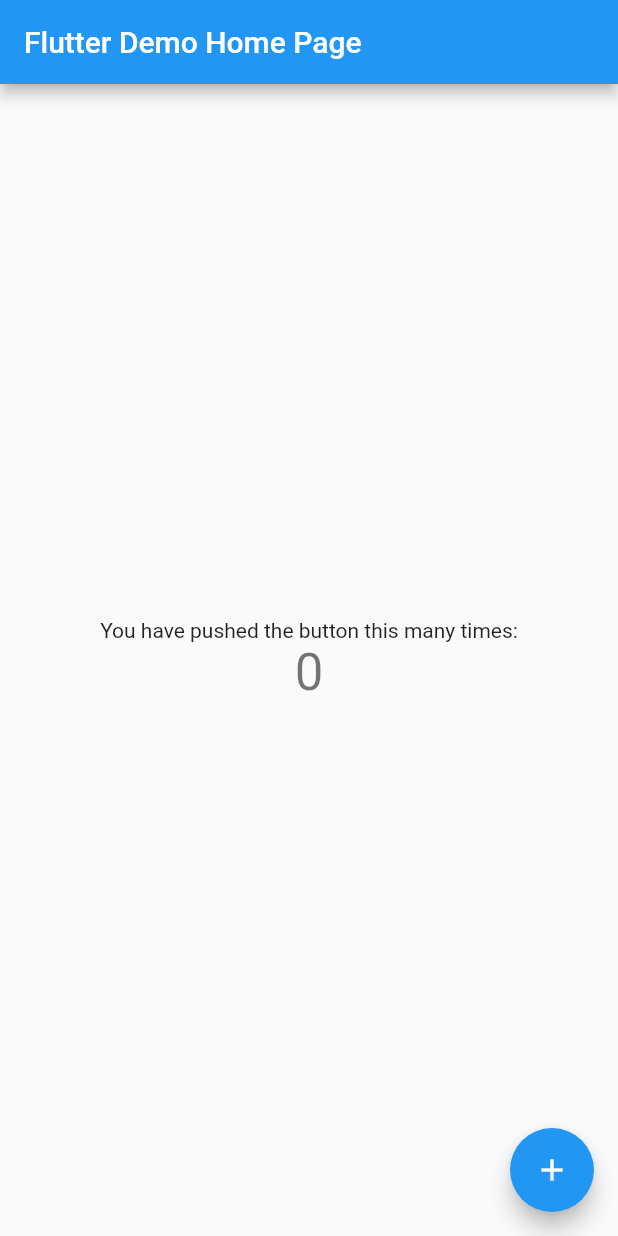
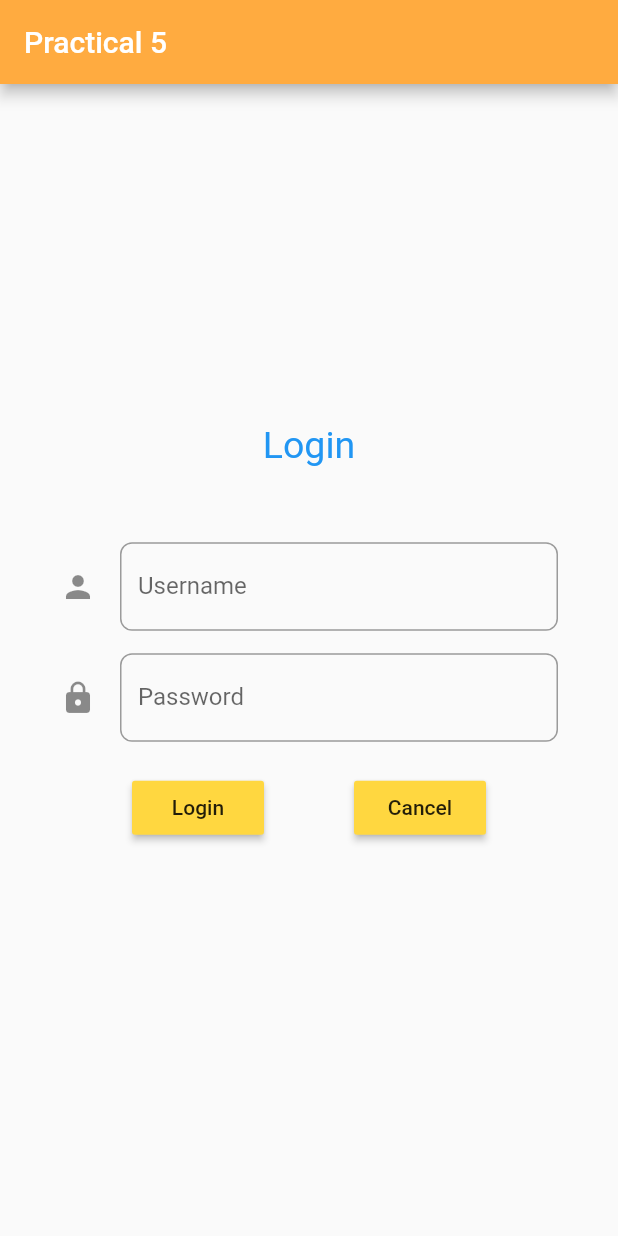
Before and after one commit to rdtank/WCMC, a Flutter app: the screen it shows after launch, on a phone screen of 412 x 824 dp. Run offline on Flutter 3.47's test engine with Material 2 defaults, Android fonts, the phone set to English and light mode, and no system bars; our stand-ins replace fluttertoast.

Commit message:
Practical 5

```diff
--- a/practical_5/lib/main.dart
+++ b/practical_5/lib/main.dart
@@ -1,111 +1,139 @@
 import 'package:flutter/material.dart';
+import 'package:flutter/services.dart';
 
 void main() => runApp(MyApp());
 
 class MyApp extends StatelessWidget {
-  // This widget is the root of your application.
   @override
   Widget build(BuildContext context) {
     return MaterialApp(
-      title: 'Flutter Demo',
-      theme: ThemeData(
-        // This is the theme of your application.
-        //
-        // Try running your application with "flutter run". You'll see the
-        // application has a blue toolbar. Then, without quitting the app, try
-        // changing the primarySwatch below to Colors.green and then invoke
-        // "hot reload" (press "r" in the console where you ran "flutter run",
-        // or simply save your changes to "hot reload" in a Flutter IDE).
-        // Notice that the counter didn't reset back to zero; the application
-        // is not restarted.
-        primarySwatch: Colors.blue,
-      ),
-      home: MyHomePage(title: 'Flutter Demo Home Page'),
-    );
+        title: 'Practical 5',
+        home: Scaffold(
+          appBar: AppBar(
+            title: Text('Practical 5'),
+            backgroundColor: Colors.orangeAccent,
+          ),
+          body: Login(),
+        ));
   }
 }
 
-class MyHomePage extends StatefulWidget {
-  MyHomePage({Key key, this.title}) : super(key: key);
+class Login extends StatefulWidget {
+  @override
+  _LoginState createState() => _LoginState();
+}
 
-  // This widget is the home page of your application. It is stateful, meaning
-  // that it has a State object (defined below) that contains fields that affect
-  // how it looks.
+class _LoginState extends State<Login> {
+  final user = TextEditingController(), pass = TextEditingController();
+  bool tVisible, buttonDisabled;
+  int maxTry = 3;
+  Color tColor;
+  String msg = "";
 
-  // This class is the configuration for the state. It holds the values (in this
-  // case the title) provided by the parent (in this case the App widget) and
-  // used by the build method of the State. Fields in a Widget subclass are
-  // always marked "final".
+  bool compare(u, p) {
+    if (u.text == '17it114' && p.text == '1234') {
+      return true;
+    }
+    return false;
+  }
 
-  final String title;
+  void check(u, p) {
+    if (compare(u, p)) {
+      setState(() {
+        msg = 'Successful';
+        tColor = Colors.greenAccent;
+        tVisible = true;
+      });
+    } else {
+      setState(() {
+        msg = 'Failed';
+        tColor = Colors.redAccent;
+        tVisible = true;
+      });
+      maxTry--;
+      buttonDisabled = maxTry == 0 ? true : false;
+    }
+  }
 
   @override
-  _MyHomePageState createState() => _MyHomePageState();
-}
-
-class _MyHomePageState extends State<MyHomePage> {
-  int _counter = 0;
-
-  void _incrementCounter() {
-    setState(() {
-      // This call to setState tells the Flutter framework that something has
-      // changed in this State, which causes it to rerun the build method below
-      // so that the display can reflect the updated values. If we changed
-      // _counter without calling setState(), then the build method would not be
-      // called again, and so nothing would appear to happen.
-      _counter++;
-    });
+  void initState() {
+    super.initState();
+    tVisible = false;
+    buttonDisabled = false;
   }
 
   @override
   Widget build(BuildContext context) {
-    // This method is rerun every time setState is called, for instance as done
-    // by the _incrementCounter method above.
-    //
-    // The Flutter framework has been optimized to make rerunning build methods
-    // fast, so that you can just rebuild anything that needs updating rather
-    // than having to individually change instances of widgets.
-    return Scaffold(
-      appBar: AppBar(
-        // Here we take the value from the MyHomePage object that was created by
-        // the App.build method, and use it to set our appbar title.
-        title: Text(widget.title),
-      ),
-      body: Center(
-        // Center is a layout widget. It takes a single child and positions it
-        // in the middle of the parent.
+    return Center(
+        child: Container(
+      margin: EdgeInsets.all(40.0),
+      child: SingleChildScrollView(
         child: Column(
-          // Column is also a layout widget. It takes a list of children and
-          // arranges them vertically. By default, it sizes itself to fit its
-          // children horizontally, and tries to be as tall as its parent.
-          //
-          // Invoke "debug painting" (press "p" in the console, choose the
-          // "Toggle Debug Paint" action from the Flutter Inspector in Android
-          // Studio, or the "Toggle Debug Paint" command in Visual Studio Code)
-          // to see the wireframe for each widget.
-          //
-          // Column has various properties to control how it sizes itself and
-          // how it positions its children. Here we use mainAxisAlignment to
-          // center the children vertically; the main axis here is the vertical
-          // axis because Columns are vertical (the cross axis would be
-          // horizontal).
-          mainAxisAlignment: MainAxisAlignment.center,
           children: <Widget>[
             Text(
-              'You have pushed the button this many times:',
+              'Login',
+              style: TextStyle(color: Colors.blue, fontSize: 25.0),
             ),
-            Text(
-              '$_counter',
-              style: Theme.of(context).textTheme.display1,
+            SizedBox(
+              height: 50.0,
             ),
+            TextField(
+              controller: user,
+              decoration: InputDecoration(
+                  icon: Icon(Icons.person),
+                  labelText: 'Username',
+                  hintText: 'Enter Username',
+                  border: OutlineInputBorder(
+                    borderRadius: BorderRadius.circular(8.0),
+                  )),
+            ),
+            SizedBox(
+              height: 15.0,
+            ),
+            TextField(
+              controller: pass,
+              obscureText: true,
+              decoration: InputDecoration(
+                  icon: Icon(Icons.lock),
+                  labelText: 'Password',
+                  hintText: 'Enter Password',
+                  border: OutlineInputBorder(
+                    borderRadius: BorderRadius.circular(8.0),
+                  )),
+            ),
+            SizedBox(
+              height: 20.0,
+            ),
+            Row(
+              mainAxisAlignment: MainAxisAlignment.center,
+              crossAxisAlignment: CrossAxisAlignment.center,
+              children: <Widget>[
+                RaisedButton(
+                    child: Text('Login'),
+                    color: Colors.amberAccent,
+                    onPressed: buttonDisabled
+                        ? null
+                        : () {
+                            check(user, pass);
+                          }),
+                Padding(padding: EdgeInsets.only(left: 30.0, right: 30.0)),
+                RaisedButton(
+                    child: Text('Cancel'),
+                    color: Colors.amberAccent,
+                    onPressed: () {
+                      SystemChannels.platform
+                          .invokeMethod("SystemNavigator.pop");
+                    }),
+              ],
+            ),
+            SizedBox(height: 35.0,),
+            Visibility(
+              visible: tVisible,
+              child: Text(msg,style: TextStyle(color: tColor,fontSize: 30.0),),
+            )
           ],
         ),
       ),
-      floatingActionButton: FloatingActionButton(
-        onPressed: _incrementCounter,
-        tooltip: 'Increment',
-        child: Icon(Icons.add),
-      ), // This trailing comma makes auto-formatting nicer for build methods.
-    );
+    ));
   }
 }
```
